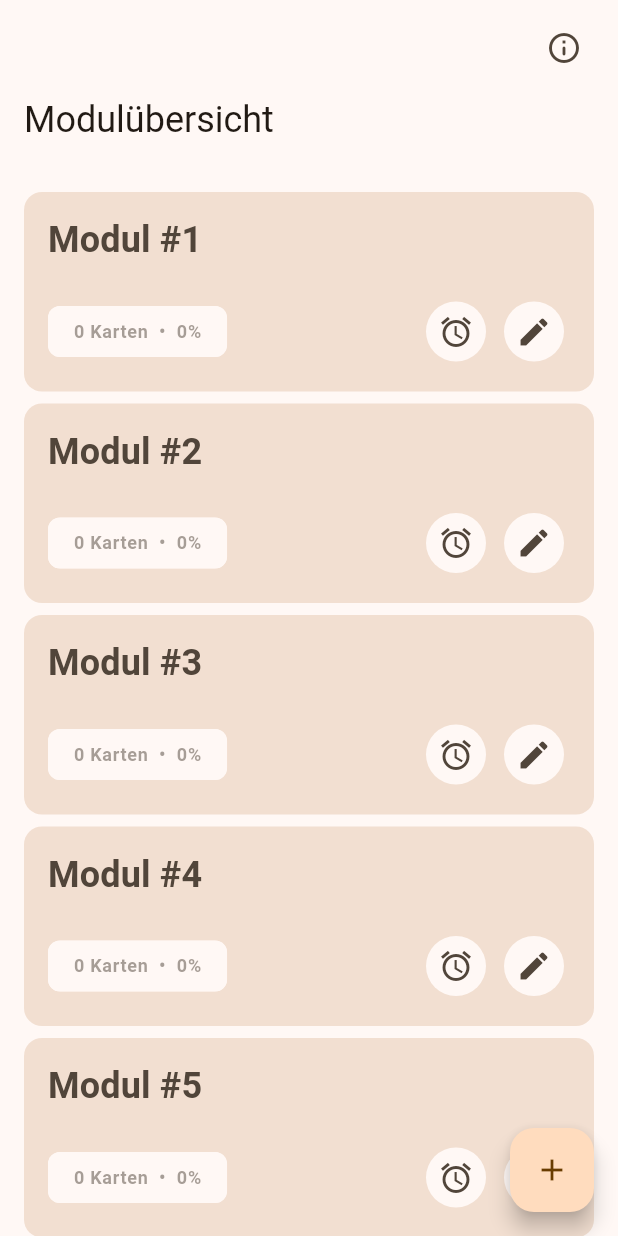
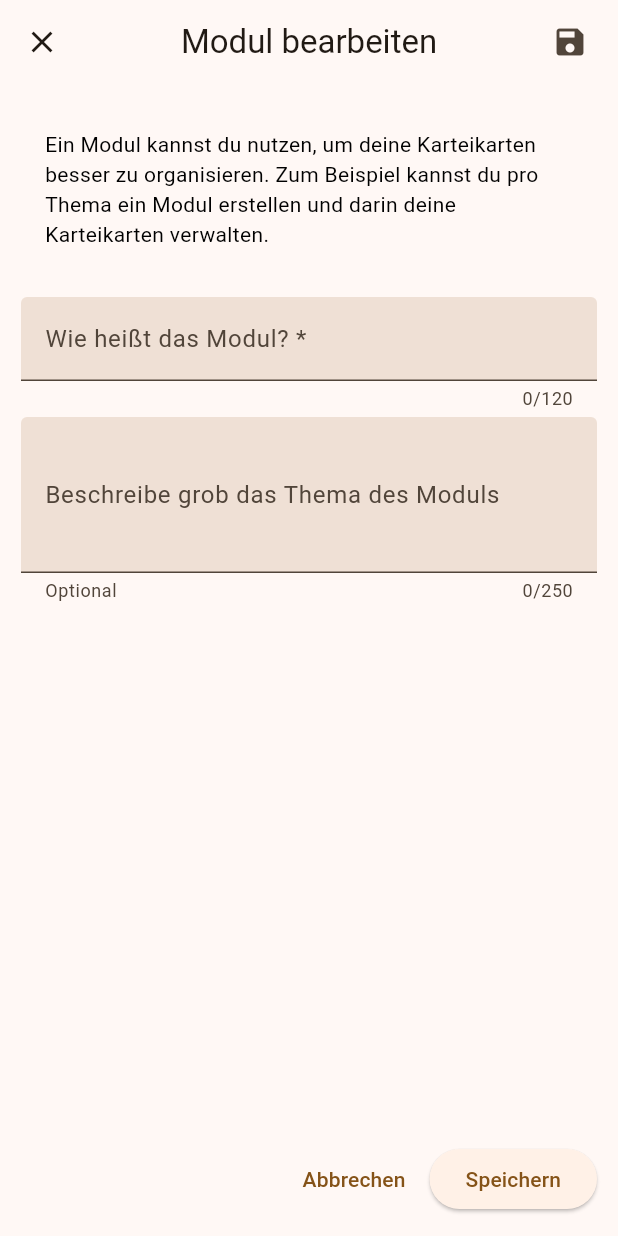
Before and after one commit to z3ttee/flutter-karteikarten-app, a Flutter app: the screen it shows after launch, after a tap on the "add" icon, on a phone screen of 412 x 824 dp. Run offline on Flutter 3.47's test engine with Material 2 defaults, Android fonts, the phone set to English and light mode, and no system bars.

Commit message:
added module editor form

```diff
--- /dev/null
+++ b/lib/dialogs/moduleEditorDialog.dart
@@ -0,0 +1,82 @@
+
+import 'package:flutter/material.dart';
+import 'package:flutter_karteikarten_app/entities/Module.dart';
+import 'package:flutter_karteikarten_app/forms/moduleForm.dart';
+
+class ModuleEditorDialog extends StatefulWidget {
+  final Module? module;
+  const ModuleEditorDialog({super.key, this.module});
+
+  @override
+  State<StatefulWidget> createState() {
+    return _ModuleEditorState();
+  }
+
+}
+
+class _ModuleEditorState extends State<ModuleEditorDialog> {
+
+  final GlobalKey<FormState> _formKey = GlobalKey<FormState>();
+  final TextEditingController nameController = TextEditingController();
+  final TextEditingController descriptionController = TextEditingController();
+
+  _closeDialog(BuildContext context) {
+    Navigator.pop(context);
+  }
+
+  _saveModule() {
+
+  }
+
+  @override
+  Widget build(BuildContext context) {
+    return Dialog.fullscreen(
+      child: Scaffold(
+        appBar: AppBar(
+          title: const Text("Modul bearbeiten"),
+          leading: IconButton(onPressed: () => _closeDialog(context), icon: const Icon(Icons.close)),
+          centerTitle: true,
+          actions: [
+            Padding(
+              padding: const EdgeInsets.only(right: 8),
+              child: IconButton(onPressed: () => _saveModule(), icon: const Icon(Icons.save)),
+            )
+          ],
+        ),
+        body: ListView(
+          children: [
+            Padding(
+              padding: const EdgeInsets.all(14),
+              child: ModuleForm(
+                formKey: _formKey,
+                nameController: nameController,
+                descriptionController: descriptionController,
+              ),
+            )
+          ],
+        ),
+        bottomNavigationBar: Padding(
+          padding: const EdgeInsets.all(14),
+          child: Row(
+            mainAxisAlignment: MainAxisAlignment.end,
+            crossAxisAlignment: CrossAxisAlignment.center,
+            children: [
+              TextButton(
+                  onPressed: () => _closeDialog(context),
+                  child: const Text("Abbrechen")
+              ),
+              Padding(
+                padding: const EdgeInsets.only(left: 4),
+                child: ElevatedButton(
+                  onPressed: () => _saveModule(),
+                  child: const Text("Speichern"),
+                ),
+              )
+            ],
+          ),
+        ),
+      ),
+    );
+  }
+
+}
--- /dev/null
+++ b/lib/forms/moduleForm.dart
@@ -0,0 +1,80 @@
+
+import 'package:flutter/material.dart';
+import 'package:flutter/widgets.dart';
+
+class ModuleForm extends StatefulWidget {
+  // Form key to uniquely identify the form
+  // for validation tasks
+  final GlobalKey<FormState> formKey;
+
+  final TextEditingController nameController;
+  final TextEditingController descriptionController;
+
+  const ModuleForm({
+    super.key,
+    required this.formKey,
+    required this.nameController,
+    required this.descriptionController
+  });
+
+  @override
+  State<StatefulWidget> createState() {
+    return _ModuleFormState();
+  }
+
+}
+
+class _ModuleFormState extends State<ModuleForm> {
+  @override
+  Widget build(BuildContext context) {
+    return Form(
+      key: widget.formKey,
+      child: Column(
+        children: <Widget>[
+          Padding(
+            padding: const EdgeInsets.only(top: 16, bottom: 32, left: 16, right: 16),
+            child: Text(
+              "Ein Modul kannst du nutzen, um deine Karteikarten besser zu organisieren. Zum Beispiel kannst du pro Thema ein Modul erstellen und darin deine Karteikarten verwalten.",
+              style: Theme.of(context).textTheme.bodyMedium,
+            ),
+          ),
+          // TextFormField for module name
+          Padding(
+            padding: const EdgeInsets.only(bottom: 4),
+            child: TextFormField(
+              decoration: const InputDecoration(
+                filled: true,
+                labelText: 'Wie heißt das Modul? *',
+                floatingLabelBehavior: FloatingLabelBehavior.auto,
+              ),
+              maxLines: 1,
+              maxLength: 120,
+              controller: widget.nameController,
+              // The validator receives the text that the user has entered.
+              validator: (value) {
+                if (value == null || value.isEmpty) {
+                  return 'Bitte gib einen Name an';
+                }
+                return null;
+              },
+            )
+          ),
+          // TextFormField for module description
+          TextFormField(
+            decoration: const InputDecoration(
+                filled: true,
+                labelText: 'Beschreibe grob das Thema des Moduls',
+                helperText: "Optional",
+                floatingLabelBehavior: FloatingLabelBehavior.auto
+            ),
+            controller: widget.descriptionController,
+            maxLines: 3,
+            minLines: 3,
+            maxLength: 250,
+          )
+        ],
+      ),
+    );
+  }
+
+}
--- a/lib/main.dart
+++ b/lib/main.dart
@@ -31,7 +31,7 @@ class MyApp extends StatelessWidget {
         brightness: Brightness.dark,
         // Material Design 3 verwenden
         useMaterial3: true,
-        colorSchemeSeed: Colors.deepOrange,
+        colorSchemeSeed: Colors.purple,
         // Use Material Design 3 typography settings
         typography: Typography.material2021(),
       ),
--- a/lib/screens/moduleListScreen.dart
+++ b/lib/screens/moduleListScreen.dart
@@ -1,39 +1,32 @@
 
 import 'package:flutter/material.dart';
+import 'package:flutter_karteikarten_app/dialogs/moduleEditorDialog.dart';
 import 'package:flutter_karteikarten_app/widgets/moduleItemCard.dart';
-
-import '../entities/Module.dart';
-import '../entities/StorageManger.dart';
 
 class ModuleListScreen extends StatelessWidget {
   const ModuleListScreen({super.key});
 
   Future<List<dynamic>> _fetchListItems() async {
     return Future.delayed(const Duration(milliseconds: 1), () async {
-      StorageManager test = StorageManager();
-      Module tModule = Module("test", "beschreibung", 1);
-      print("start");
-      try {
-       // await test.writeModule(tModule.toString());
-        print("object");
-      } catch (e) {
-        print(e);
-        // If encountering an error, return 0
-      }
-
-     // await test.writeModule(tModule.toString());
-      print("object");
-      //await test.readLastModuelId();
-
       return [];
     });
+  }
+
+  _openModuleEditor(BuildContext ctx) {
+    print("Opening module editor");
+    showDialog(
+      context: ctx,
+      builder: (context) {
+        return const ModuleEditorDialog();
+      }
+    );
   }
 
   @override
   Widget build(BuildContext context) {
     return Scaffold(
       floatingActionButton: FloatingActionButton(
-        onPressed: () {  },
+        onPressed: () => _openModuleEditor(context),
         child: const Icon(Icons.add)
       ),
       body: FutureBuilder(
@@ -54,7 +47,7 @@ class ModuleListScreen extends StatelessWidget {
                     SliverList(delegate: SliverChildBuilderDelegate((context, index) {
                         int maxIndex = (snapshot.data?.length ?? 1) - 1;
                         return Padding(
-                          padding: EdgeInsets.only(left: 12, right: 12, top: (index == 0) ? 12 : 0, bottom: (index == maxIndex) ? 12 : 0),
+                          padding: EdgeInsets.only(left: 12, right: 12, top: (index == 0) ? 12 : 0, bottom: (index == maxIndex) ? 96 : 0),
                           child: ModuleItemCard(
                             name: "Modul #${index + 1}",
                             filled: true,
@@ -86,7 +79,7 @@ class ModuleListScreen extends StatelessWidget {
                             left: 12,
                             right: 12,
                             top: (index != 0) ? 0 : 12,
-                            bottom: (index != maxIndex) ? 0 : 12
+                            bottom: (index != maxIndex) ? 0 : 96
                         ),
                         child: ModuleItemCard(
                           name: "Modul #${index + 1}",
```
